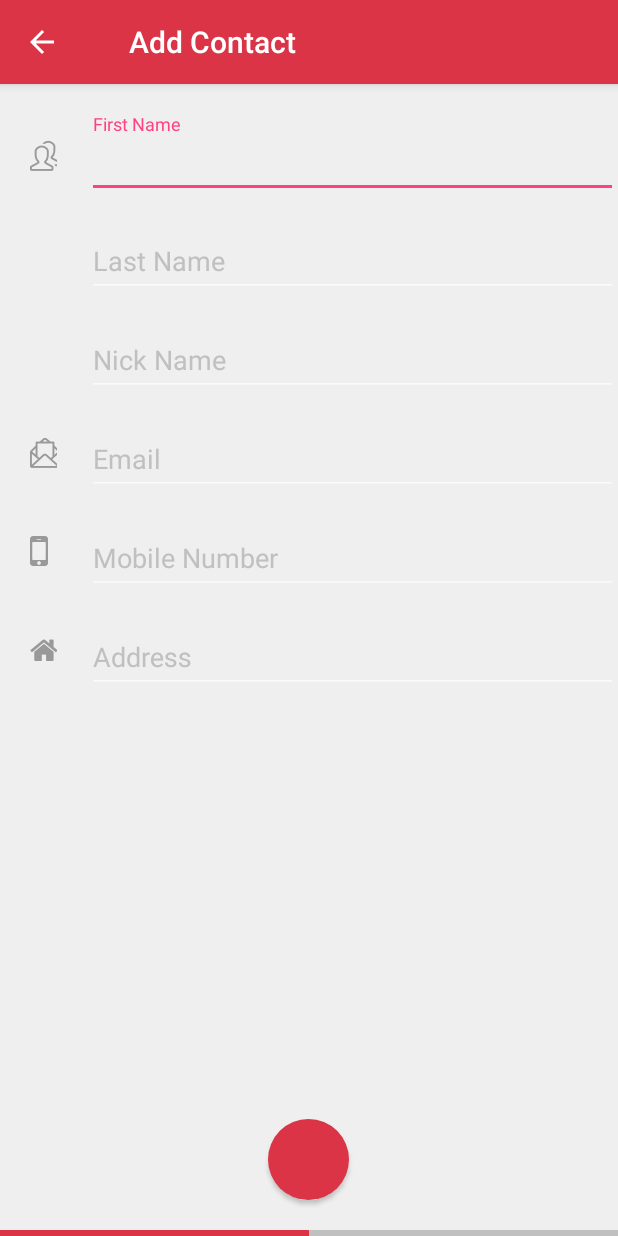
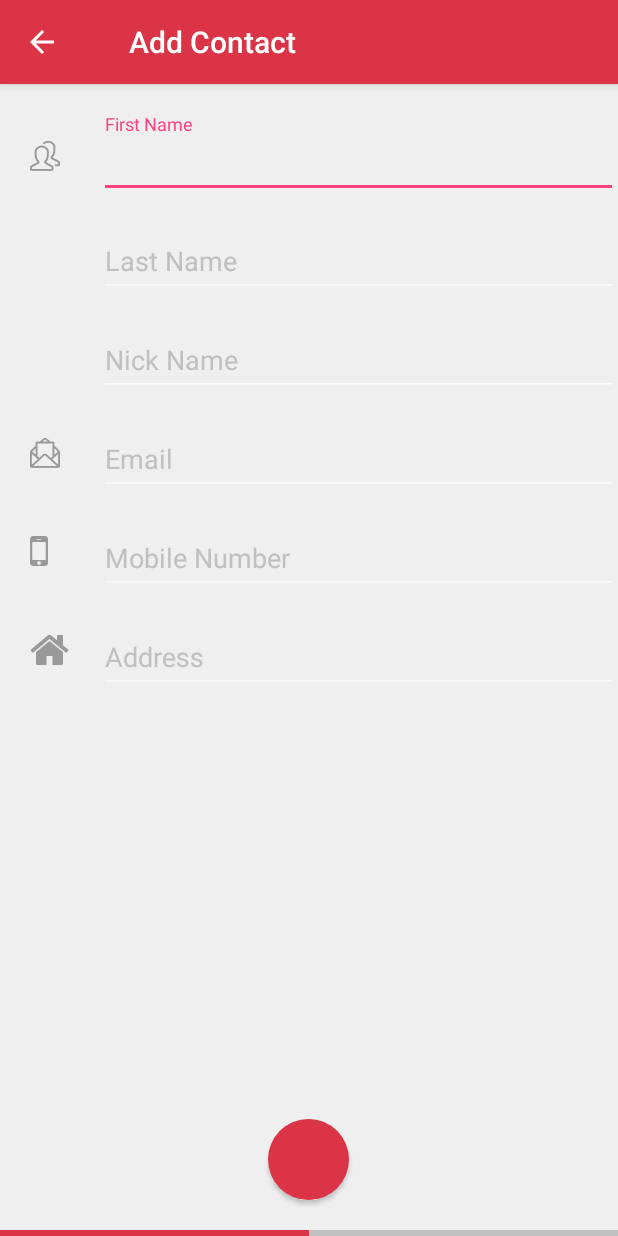
Before and after one commit to meghanashastri/Paymate, an Android app: the screen it shows after launch (MainActivity), on a phone screen of 412 x 824 dp. Run offline under Robolectric (Android 15) with nearby library versions, the phone set to English and light mode, and no system bars.

Commit message:
minor changes

```diff
--- a/app/src/main/res/layout/fragment_add_contact_screen_one.xml
+++ b/app/src/main/res/layout/fragment_add_contact_screen_one.xml
@@ -60,7 +60,7 @@
                     android:layout_width="0dp"
                     android:layout_height="wrap_content"
                     android:layout_gravity="center"
-                    android:layout_weight="0.05"
+                    android:layout_weight="0.07"
                     android:text="@string/first_name_icon"
                     android:textColor="@color/icon_color"
                     android:textSize="@dimen/font_icon_size" />
@@ -70,7 +70,7 @@
                     android:layout_height="wrap_content"
                     android:layout_marginLeft="@dimen/margin_20dp"
                     android:layout_marginStart="@dimen/margin_20dp"
-                    android:layout_weight="0.95"
+                    android:layout_weight="0.93"
                     android:textColorHint="@color/hint_color">
 
                     <EditText
@@ -96,7 +96,7 @@
                     android:layout_width="0dp"
                     android:layout_height="wrap_content"
                     android:layout_gravity="center"
-                    android:layout_weight="0.05"
+                    android:layout_weight="0.07"
                     android:text="@string/first_name_icon"
                     android:textColor="@color/bg_color"
                     android:textSize="@dimen/font_icon_size" />
@@ -106,7 +106,7 @@
                     android:layout_height="wrap_content"
                     android:layout_marginLeft="@dimen/margin_20dp"
                     android:layout_marginStart="@dimen/margin_20dp"
-                    android:layout_weight="0.95"
+                    android:layout_weight="0.93"
                     android:textColorHint="@color/hint_color">
 
                     <EditText
@@ -132,7 +132,7 @@
                     android:layout_width="0dp"
                     android:layout_height="wrap_content"
                     android:layout_gravity="center"
-                    android:layout_weight="0.05"
+                    android:layout_weight="0.07"
                     android:text="@string/first_name_icon"
                     android:textColor="@color/bg_color"
                     android:textSize="@dimen/font_icon_size" />
@@ -142,7 +142,7 @@
                     android:layout_height="wrap_content"
                     android:layout_marginLeft="@dimen/margin_20dp"
                     android:layout_marginStart="@dimen/margin_20dp"
-                    android:layout_weight="0.95"
+                    android:layout_weight="0.93"
                     android:textColorHint="@color/hint_color">
 
                     <EditText
@@ -169,7 +169,7 @@
                     android:layout_width="0dp"
                     android:layout_height="wrap_content"
                     android:layout_gravity="center"
-                    android:layout_weight="0.05"
+                    android:layout_weight="0.07"
                     android:text="@string/email_icon"
                     android:textColor="@color/icon_color"
                     android:textSize="@dimen/font_icon_size" />
@@ -179,7 +179,7 @@
                     android:layout_height="wrap_content"
                     android:layout_marginLeft="@dimen/margin_20dp"
                     android:layout_marginStart="@dimen/margin_20dp"
-                    android:layout_weight="0.95"
+                    android:layout_weight="0.93"
                     android:textColorHint="@color/hint_color">
 
                     <EditText
@@ -205,7 +205,7 @@
                     android:layout_width="0dp"
                     android:layout_height="wrap_content"
                     android:layout_gravity="center"
-                    android:layout_weight="0.05"
+                    android:layout_weight="0.07"
                     android:text="@string/mobile_number_icon"
                     android:textColor="@color/icon_color"
                     android:textSize="@dimen/simple_icon_size" />
@@ -215,7 +215,7 @@
                     android:layout_height="wrap_content"
                     android:layout_marginLeft="@dimen/margin_20dp"
                     android:layout_marginStart="@dimen/margin_20dp"
-                    android:layout_weight="0.95"
+                    android:layout_weight="0.93"
                     android:textColorHint="@color/hint_color">
 
                     <EditText
@@ -241,17 +241,17 @@
                     android:layout_width="0dp"
                     android:layout_height="wrap_content"
                     android:layout_gravity="center"
-                    android:layout_weight="0.05"
+                    android:layout_weight="0.07"
                     android:text="@string/address_icon"
                     android:textColor="@color/icon_color"
-                    android:textSize="@dimen/font_icon_size" />
+                    android:textSize="@dimen/simple_icon_size" />
 
                 <android.support.design.widget.TextInputLayout
                     android:layout_width="0dp"
                     android:layout_height="wrap_content"
                     android:layout_marginLeft="@dimen/margin_20dp"
                     android:layout_marginStart="@dimen/margin_20dp"
-                    android:layout_weight="0.95"
+                    android:layout_weight="0.93"
                     android:textColorHint="@color/hint_color">
 
                     <EditText
```
